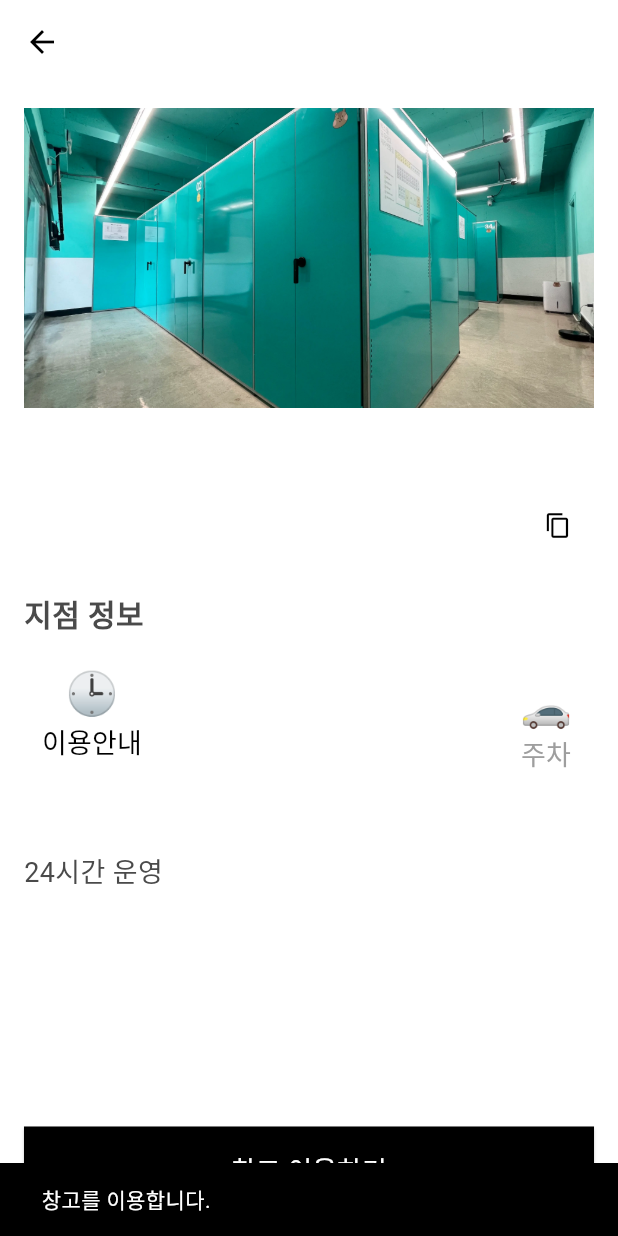
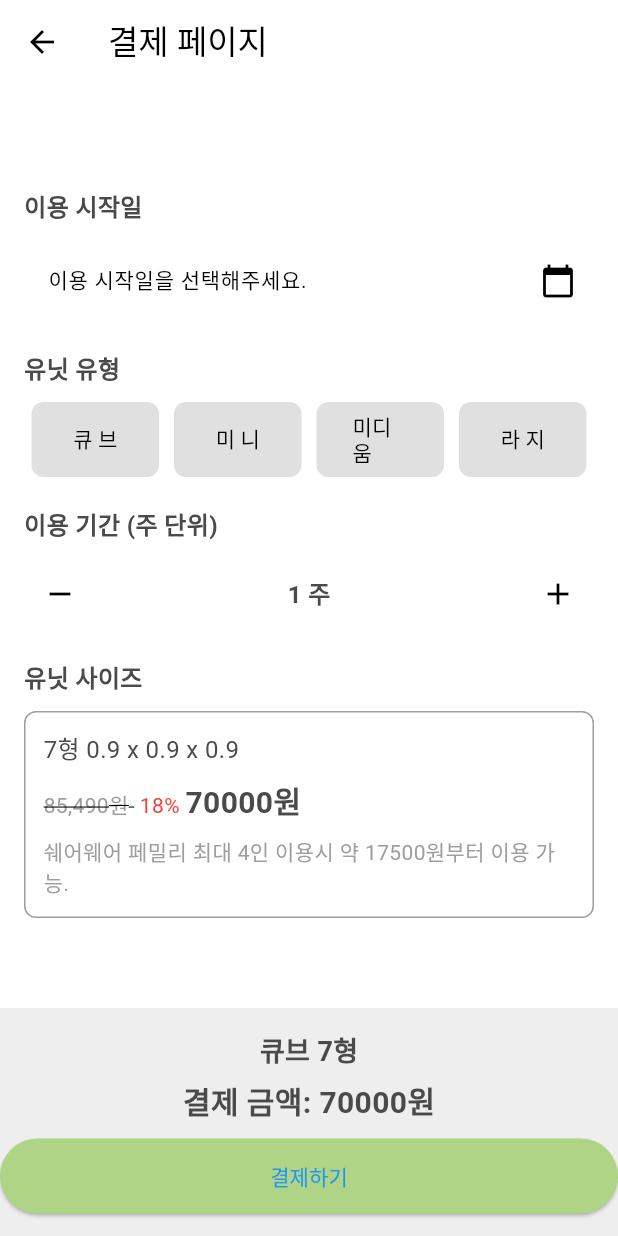
Before and after one commit to eun-young2/ShareWare, a Flutter app: the WarehouseDetailsPage screen opened directly with empty values, after a tap on "창고 이용하기", on a phone screen of 412 x 824 dp. Run offline on Flutter 3.47's test engine with Material 3 defaults, Android fonts, the phone set to English and light mode, and no system bars; our stand-ins replace flutter_dotenv, geolocator, image_picker, shared_preferences, webview_flutter; missing offline and left inert: flutter_vlc_player, kakaomap_webview; accounts and stored records are empty; network calls fail.

Commit message:
결제 페이지 제작 -규민

```diff
--- /dev/null
+++ b/Frontend/shareware/lib/payment_page.dart
@@ -0,0 +1,301 @@
+import 'package:flutter/material.dart';
+import 'package:flutter_application_33/qr_page.dart';
+import 'package:intl/intl.dart'; // 날짜 형식을 위한 패키지
+
+class PaymentPage extends StatefulWidget {
+  final String warehouseName;
+
+  PaymentPage({required this.warehouseName});
+
+  @override
+  _PaymentPageState createState() => _PaymentPageState();
+}
+
+class _PaymentPageState extends State<PaymentPage> {
+  DateTime? selectedDate; // 선택된 날짜를 저장할 변수
+  String selectedUnitType = '큐브'; // 선택된 유닛 유형 기본값
+  int selectedWeeks = 1; // 선택된 이용 기간 (주 단위)
+  int unitPrice = 70000; // 기본 가격 (1개월 기준)
+
+  // 가격을 계산하는 함수
+  int calculatePrice(String unitType, int weeks) {
+    int price = 0;
+
+    // 유닛 유형에 따른 가격 설정
+    if (unitType == '큐브') {
+      price += 70000; // 기본 1개월 가격
+    } else if (unitType == '미니') {
+      price += 80000; // 10,000원 추가
+    } else if (unitType == '스탠다드') {
+      price += 90000; // 20,000원 추가
+    } else if (unitType == '엑스트라') {
+      price += 100000; // 30,000원 추가
+    }
+
+    // 주 단위에 따른 가격 설정 (4주 기준으로 계산)
+    price = (price / 4 * weeks).round();
+
+    return price;
+  }
+
+  // 날짜 선택을 위한 함수
+  Future<void> _selectDate(BuildContext context) async {
+    final DateTime? picked = await showDatePicker(
+      context: context,
+      initialDate: selectedDate ?? DateTime.now(),
+      firstDate: DateTime(2020),
+      lastDate: DateTime(2030),
+    );
+    if (picked != null && picked != selectedDate) {
+      setState(() {
+        selectedDate = picked;
+      });
+    }
+  }
+
+  // 유닛 유형 선택 버튼
+  // 유닛 유형 선택 버튼
+Widget _unitTypeButton(String label) {
+  return Expanded(
+    child: Padding(
+      padding: const EdgeInsets.symmetric(horizontal: 5), // 버튼 간격
+      child: ElevatedButton(
+        onPressed: () {
+          setState(() {
+            selectedUnitType = label; // 선택된 유닛 유형 변경
+            unitPrice = calculatePrice(selectedUnitType, selectedWeeks); // 가격 재계산
+          });
+        },
+        style: ElevatedButton.styleFrom(
+          minimumSize: Size(130, 50), // 버튼의 최소 크기를 지정
+          backgroundColor: selectedUnitType == label ? Color(0xFFAFD485) : Colors.grey[300], // 색상 변경
+          foregroundColor: selectedUnitType == label ? Colors.white : Colors.black,
+          elevation: 0,
+          shape: RoundedRectangleBorder(
+            borderRadius: BorderRadius.circular(8),
+          ),
+        ),
+        child: Text(
+          label,
+          style: TextStyle(fontSize: 14, height: 1.2), // 폰트 크기를 줄임
+        ),
+      ),
+    ),
+  );
+}
+
+
+  // 이용 기간을 조정하는 위젯
+  Widget _weekAdjustment() {
+    return Row(
+      mainAxisAlignment: MainAxisAlignment.spaceBetween,
+      children: [
+        IconButton(
+          icon: Icon(Icons.remove),
+          onPressed: () {
+            setState(() {
+              if (selectedWeeks > 1) selectedWeeks--;
+              unitPrice = calculatePrice(selectedUnitType, selectedWeeks); // 가격 재계산
+            });
+          },
+        ),
+        Text('$selectedWeeks 주', style: TextStyle(fontSize: 16, fontWeight: FontWeight.bold)),
+        IconButton(
+          icon: Icon(Icons.add),
+          onPressed: () {
+            setState(() {
+              selectedWeeks++;
+              unitPrice = calculatePrice(selectedUnitType, selectedWeeks); // 가격 재계산
+            });
+          },
+        ),
+      ],
+    );
+  }
+
+  // 결제 확인 팝업
+ // 결제 확인 팝업
+void _showPaymentConfirmation() {
+  showDialog(
+    context: context,
+    builder: (BuildContext context) {
+      return AlertDialog(
+        title: Text('결제 재확인'),
+        content: Text(
+          '지점: ${widget.warehouseName}\n'
+          '유닛 유형: $selectedUnitType\n'
+          '이용 기간: $selectedWeeks 주\n'
+          '결제 금액: ${unitPrice.toString()}원',
+        ),
+        actions: [
+          TextButton(
+            child: Text('결제하기'),
+            onPressed: () {
+              // QR 페이지로 이동
+              Navigator.of(context).pop(); // 다이얼로그 닫기
+              Navigator.push(
+                context,
+                MaterialPageRoute(builder: (context) => QRPage()), // QR 페이지로 이동
+              );
+            },
+          ),
+          TextButton(
+            child: Text('취소'),
+            onPressed: () {
+              Navigator.of(context).pop(); // 다이얼로그 닫기
+            },
+          ),
+        ],
+      );
+    },
+  );
+}
+
+  @override
+  Widget build(BuildContext context) {
+    return Scaffold(
+      appBar: AppBar(
+        title: Text('결제 페이지'),
+      ),
+      body: Column(
+        children: [
+          Expanded(
+            child: SingleChildScrollView(
+              padding: const EdgeInsets.all(16.0),
+              child: Column(
+                crossAxisAlignment: CrossAxisAlignment.start,
+                children: [
+                  Text(
+                    '${widget.warehouseName}', // 데이터에서 받아온 지점 이름
+                    style: TextStyle(fontSize: 24, fontWeight: FontWeight.bold),
+                  ),
+                  SizedBox(height: 20),
+                  Text(
+                    '이용 시작일',
+                    style: TextStyle(fontSize: 16, fontWeight: FontWeight.bold),
+                  ),
+                  SizedBox(height: 10),
+                  TextField(
+                    decoration: InputDecoration(
+                      hintText: selectedDate == null
+                          ? '이용 시작일을 선택해주세요.'
+                          : DateFormat('yyyy-MM-dd').format(selectedDate!),
+                      border: OutlineInputBorder(),
+                      suffixIcon: Icon(Icons.calendar_today),
+                    ),
+                    readOnly: true,
+                    onTap: () {
+                      _selectDate(context); // 날짜 선택 함수 호출
+                    },
+                  ),
+                  SizedBox(height: 20),
+                  Text(
+                    '유닛 유형',
+                    style: TextStyle(fontSize: 16, fontWeight: FontWeight.bold),
+                  ),
+                  SizedBox(height: 10),
+                  Row(
+                    mainAxisAlignment: MainAxisAlignment.spaceBetween,
+                    children: [
+                      _unitTypeButton('큐 브'),
+                      _unitTypeButton('미 니'),
+                      _unitTypeButton('미디움'),
+                      _unitTypeButton('라 지'),
+                    ],
+                  ),
+                  SizedBox(height: 20),
+                  Text(
+                    '이용 기간 (주 단위)',
+                    style: TextStyle(fontSize: 16, fontWeight: FontWeight.bold),
+                  ),
+                  SizedBox(height: 10),
+                  _weekAdjustment(), // 주 단위 조정 위젯
+                  SizedBox(height: 20),
+                  Text(
+                    '유닛 사이즈',
+                    style: TextStyle(fontSize: 16, fontWeight: FontWeight.bold),
+                  ),
+                  SizedBox(height: 10),
+                  Container(
+                    padding: EdgeInsets.all(12), // 패딩 줄임
+                    decoration: BoxDecoration(
+                      border: Border.all(color: Colors.grey),
+                      borderRadius: BorderRadius.circular(8),
+                    ),
+                    child: Column(
+                      crossAxisAlignment: CrossAxisAlignment.start,
+                      children: [
+                        Text(
+                          '7형 0.9 x 0.9 x 0.9',
+                          style: TextStyle(fontSize: 16),
+                        ),
+                        SizedBox(height: 8), // 간격 줄임
+                        Text.rich(
+                          TextSpan(
+                            children: [
+                              TextSpan(
+                                text: '85,490원 ',
+                                style: TextStyle(
+                                  decoration: TextDecoration.lineThrough,
+                                  color: Colors.grey,
+                                ),
+                              ),
+                              TextSpan(
+                                text: ' 18% ',
+                                style: TextStyle(color: Colors.red),
+                              ),
+                              TextSpan(
+                                text: '${unitPrice.toString()}원',
+                                style: TextStyle(
+                                  fontSize: 20,
+                                  fontWeight: FontWeight.bold,
+                                ),
+                              ),
+                            ],
+                          ),
+                        ),
+                        SizedBox(height: 8), // 간격 줄임
+                        Text(
+                          '쉐어웨어 페밀리 최대 4인 이용시 약 ${(unitPrice / 4).round()}원부터 이용 가능.',
+                          style: TextStyle(color: Colors.grey),
+                        ),
+                      ],
+                    ),
+                  ),
+                  SizedBox(height: 20),
+                ],
+              ),
+            ),
+          ),
+          Container(
+            width: double.infinity,
+            padding: EdgeInsets.symmetric(vertical: 15),
+            color: Colors.grey[200],
+            child: Column(
+              children: [
+                Text(
+                  '$selectedUnitType 7형',
+                  style: TextStyle(fontSize: 18, fontWeight: FontWeight.bold),
+                ),
+                SizedBox(height: 5),
+                Text(
+                  '결제 금액: ${unitPrice.toString()}원',
+                  style: TextStyle(fontSize: 20, fontWeight: FontWeight.bold), // 색상 제거
+                ),
+                SizedBox(height: 10),
+                ElevatedButton(
+                  onPressed: _showPaymentConfirmation, // 결제 확인 팝업 호출
+                  child: Text('결제하기'),
+                  style: ElevatedButton.styleFrom(
+                    backgroundColor: Color(0xFFAFD485), // 색상 설정
+                    minimumSize: Size(double.infinity, 50), // 버튼 최소 크기
+                  ),
+                ),
+              ],
+            ),
+          ),
+        ],
+      ),
+    );
+  }
+}
--- a/Frontend/shareware/lib/warehouse_details_page.dart
+++ b/Frontend/shareware/lib/warehouse_details_page.dart
@@ -1,7 +1,7 @@
 import 'package:flutter/material.dart';
 import 'warehouse.dart'; // Warehouse 모델 클래스를 import
+import 'payment_page.dart'; // 결제 페이지를 import
 
-// 창고 상세 정보 페이지
 class WarehouseDetailsPage extends StatefulWidget {
   final Warehouse warehouse;
 
@@ -12,97 +12,131 @@ class WarehouseDetailsPage extends StatefulWidget {
 }
 
 class _WarehouseDetailsPageState extends State<WarehouseDetailsPage> {
-  String _currentInfo = "hours"; // 기본 정보는 영업시간으로 설정
+  String _currentInfo = "hours";
 
   @override
   Widget build(BuildContext context) {
     return Scaffold(
       appBar: AppBar(
-        title: Text(''), // 상단바에 지점 이름을 표시하지 않음
+        title: Text(
+          '창고 이용',
+          style: TextStyle(fontWeight: FontWeight.bold),
+        ),
       ),
       body: Padding(
-        padding: const EdgeInsets.all(16.0),
+        padding: const EdgeInsets.all(12.0),
         child: Column(
           crossAxisAlignment: CrossAxisAlignment.start,
           children: [
-            // 사진 추가
+            Row(
+              children: [
+                Container(
+                  decoration: BoxDecoration(
+                    color: Colors.grey[200],
+                    borderRadius: BorderRadius.circular(5),
+                  ),
+                  padding: EdgeInsets.symmetric(vertical: 2, horizontal: 6),
+                  child: Row(
+                    children: [
+                      Text('🌡️', style: TextStyle(fontSize: 18)), // 이모지 크기 원래대로 유지
+                      SizedBox(width: 3),
+                      Text('적정 온도', style: TextStyle(color: Colors.black, fontSize: 12)),
+                    ],
+                  ),
+                ),
+                SizedBox(width: 8),
+                Container(
+                  decoration: BoxDecoration(
+                    color: Colors.grey[200],
+                    borderRadius: BorderRadius.circular(5),
+                  ),
+                  padding: EdgeInsets.symmetric(vertical: 2, horizontal: 6),
+                  child: Row(
+                    children: [
+                      Text('💧', style: TextStyle(fontSize: 18)),
+                      SizedBox(width: 3),
+                      Text('적정 습도', style: TextStyle(color: Colors.black, fontSize: 12)),
+                    ],
+                  ),
+                ),
+              ],
+            ),
+            SizedBox(height: 8),
             Image.asset(
-              'assets/warehouse1.jpg', // 이미지 경로
-              width: double.infinity, // 가로로 꽉 차게 설정
-              height: 200, // 이미지 높이 설정
-              fit: BoxFit.cover, // 이미지 비율 유지
+              'assets/warehouse1.jpg',
+              width: double.infinity,
+              height: 200,
+              fit: BoxFit.cover,
             ),
-            SizedBox(height: 10), // 사진과 지점 이름 간격
+            SizedBox(height: 8),
             Text(
               widget.warehouse.name,
-              style: TextStyle(fontSize: 24, fontWeight: FontWeight.bold), // 가장 큰 폰트 설정
+              style: TextStyle(fontSize: 20, fontWeight: FontWeight.bold),
             ),
-            SizedBox(height: 10), // 지점 이름과 주소 간격
+            SizedBox(height: 8),
             Row(
               children: [
                 Expanded(
                   child: Text(
                     widget.warehouse.address,
-                    style: TextStyle(fontSize: 16, color: Colors.grey[600]), // 폰트 크기 조정 및 색상 변경
+                    style: TextStyle(fontSize: 14, color: Colors.grey[600]),
                   ),
                 ),
                 IconButton(
-                  icon: Icon(Icons.copy, size: 18), // 주소 복사 이모지 크기 조정
+                  icon: Icon(Icons.copy, size: 16),
                   onPressed: () {
-                    // 주소 복사 동작 추가
                     ScaffoldMessenger.of(context).showSnackBar(
                       SnackBar(content: Text('주소가 복사되었습니다: ${widget.warehouse.address}')),
                     );
                   },
-                  padding: EdgeInsets.zero, // 이모지와 텍스트 간의 간격 조정
+                  padding: EdgeInsets.zero,
                 ),
               ],
             ),
-            SizedBox(height: 20), // 주소와 정보 간격
+            SizedBox(height: 16),
             Text(
               '지점 정보',
-              style: TextStyle(fontSize: 20, fontWeight: FontWeight.bold),
+              style: TextStyle(fontSize: 18, fontWeight: FontWeight.bold),
             ),
-            SizedBox(height: 10), // 지점 정보 제목과 내용 간격
+            SizedBox(height: 8),
             Row(
-              mainAxisAlignment: MainAxisAlignment.spaceBetween,
+              mainAxisAlignment: MainAxisAlignment.start,
               children: [
-                _infoButton('🕒', 'hours', '이용안내'), // 영업시간 버튼
-                _infoButton('🚗', 'parking', '주차'), // 주차 버튼
+                _infoButton('🕒', 'hours', '이용안내'),
+                SizedBox(width: 4),
+                VerticalDivider(width: 12, thickness: 1, color: Colors.black),
+                SizedBox(width: 4),
+                _infoButton('P', 'parking', '주차'),
               ],
             ),
-            SizedBox(height: 10), // 버튼과 내용 간격
-            // 구분선 추가
-            Divider(thickness: 1), // 버튼 아래의 구분선
-            SizedBox(height: 10), // 구분선과 내용 간격
-            // 현재 정보를 표시
+            SizedBox(height: 4),
+            Divider(thickness: 1, color: Colors.black),
+            SizedBox(height: 4),
             Text(
-              _currentInfo == 'hours'
-                  ? '24시간 운영'
-                  : widget.warehouse.getParkingAvailability(),
-              style: TextStyle(fontSize: 18),
+              '• ${_currentInfo == 'hours' ? '24시간 운영' : widget.warehouse.getParkingAvailability()}',
+              style: TextStyle(fontSize: 16), // 점을 추가하여 리스트 느낌
             ),
-            SizedBox(height: 10), // 내용과 버튼 사이 간격
-            Spacer(), // 위젯 간격 조정
+            Spacer(),
             Container(
-              width: double.infinity, // 가로로 꽉 차게 설정
-              margin: EdgeInsets.only(left: 0, right: 0), // 좌우 여백 0
+              width: double.infinity,
               child: ElevatedButton(
                 onPressed: () {
-                  // 버튼 클릭 시 동작
-                  ScaffoldMessenger.of(context).showSnackBar(
-                    SnackBar(content: Text('${widget.warehouse.name} 창고를 이용합니다.')),
+                  Navigator.push(
+                    context,
+                    MaterialPageRoute(
+                      builder: (context) => PaymentPage(warehouseName: widget.warehouse.name),
+                    ),
                   );
                 },
                 child: Text('창고 이용하기'),
                 style: ElevatedButton.styleFrom(
-                  backgroundColor: Colors.black, // 배경색을 검은색으로
-                  foregroundColor: Colors.white, // 글씨 색상을 하얀색으로
-                  padding: EdgeInsets.symmetric(vertical: 15),
+                  backgroundColor: Colors.black,
+                  foregroundColor: Colors.white,
+                  padding: EdgeInsets.symmetric(vertical: 10),
                   shape: RoundedRectangleBorder(
-                    borderRadius: BorderRadius.zero, // 모서리 둥글지 않게
+                    borderRadius: BorderRadius.zero,
                   ),
-                  textStyle: TextStyle(fontSize: 18),
+                  textStyle: TextStyle(fontSize: 16),
                 ),
               ),
             ),
@@ -112,37 +146,35 @@ class _WarehouseDetailsPageState extends State<WarehouseDetailsPage> {
     );
   }
 
-  // 정보 버튼 생성 메서드
   Widget _infoButton(String emoji, String infoType, String label) {
-    bool isSelected = _currentInfo == infoType; // 현재 정보 타입 확인
+    bool isSelected = _currentInfo == infoType;
 
     return Column(
       children: [
         TextButton(
           onPressed: () {
             setState(() {
-              _currentInfo = infoType; // 버튼 클릭 시 정보 변경
+              _currentInfo = infoType;
             });
           },
           child: Column(
             children: [
               Text(
                 emoji,
-                style: TextStyle(fontSize: 28), // 이모지 크기 조정
+                style: TextStyle(fontSize: 18),
               ),
               Text(
                 label,
                 style: TextStyle(
-                  fontSize: 18,
-                  color: isSelected ? Colors.black : Colors.grey, // 선택된 버튼 색상
+                  fontSize: 14,
+                  color: isSelected ? Colors.black : Colors.grey,
                 ),
               ),
             ],
           ),
         ),
-        // 선택된 버튼 아래 두꺼운 HR선
         if (isSelected)
-          Divider(thickness: 2, color: Colors.black), // 선택된 버튼 아래 두꺼운 선
+          Divider(thickness: 1.5, color: Colors.black),
       ],
     );
   }
--- a/Frontend/shareware/pubspec.yaml
+++ b/Frontend/shareware/pubspec.yaml
@@ -13,7 +13,7 @@ dependencies:
   webview_flutter: ^3.0.1
   url_launcher: ^6.1.0
   kakaomap_webview: ^0.6.2
-
+  intl: ^0.19.0
   flutter_vlc_player: ^7.4.2  # VLC Player 패키지 (버전은 최신 버전에 맞게 설정)
   path_provider: ^2.1.4  # 파일 경로 관리 패키지
   video_player: ^2.9.2
```
Also changed, not shown: Frontend/shareware/pubspec.lock.
